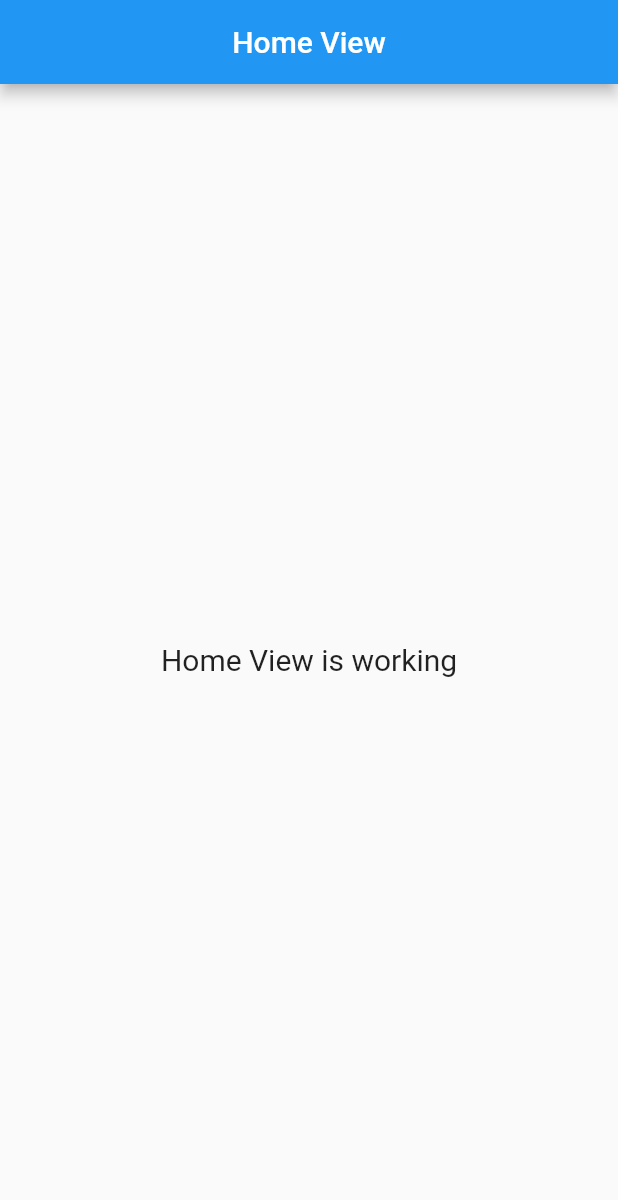
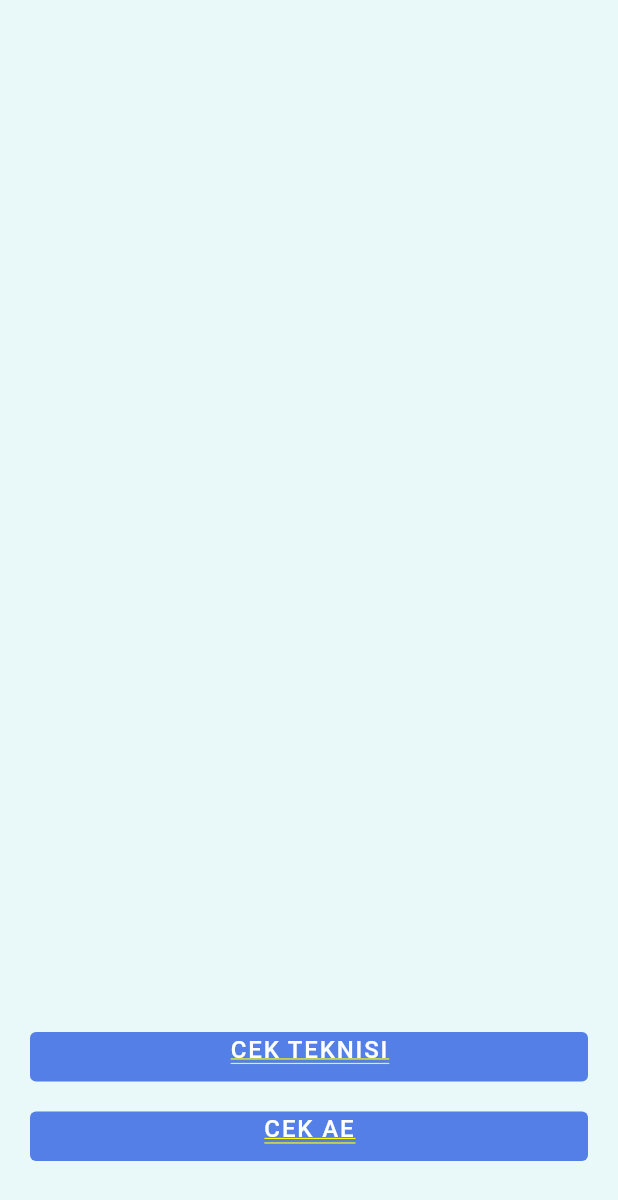
Before and after one commit to Dapi45/monit_app, a Flutter app: the screen it shows after launch, on a phone screen of 412 x 824 dp. Shown: the top 1200 px of the screen. Run offline on Flutter 3.47's test engine with Material 2 defaults, Android fonts, the phone set to English and light mode, and no system bars; our stand-ins replace get.

Commit message:
update home

```diff
--- a/lib/app/modules/home/views/home_view.dart
+++ b/lib/app/modules/home/views/home_view.dart
@@ -8,17 +8,84 @@ class HomeView extends GetView<HomeController> {
   const HomeView({Key? key}) : super(key: key);
   @override
   Widget build(BuildContext context) {
-    return Scaffold(
-      appBar: AppBar(
-        title: const Text('Home View'),
-        centerTitle: true,
-      ),
-      body: const Center(
-        child: Text(
-          'Home View is working',
-          style: TextStyle(fontSize: 20),
+    return Column(
+      children: [
+        Container(
+          width: Get.width,
+          height: Get.height,
+          padding: const EdgeInsets.only(
+            left: 20,
+            right: 20,
+            bottom: 50,
+          ),
+          clipBehavior: Clip.antiAlias,
+          decoration: const BoxDecoration(color: Color(0xFFE9F8F9)),
+          child: Column(
+            mainAxisSize: MainAxisSize.min,
+            mainAxisAlignment: MainAxisAlignment.end,
+            crossAxisAlignment: CrossAxisAlignment.start,
+            children: [
+              Container(
+                width: Get.width,
+                padding:
+                    const EdgeInsets.symmetric(horizontal: 24, vertical: 16),
+                decoration: ShapeDecoration(
+                  color: const Color(0xFF537FE7),
+                  shape: RoundedRectangleBorder(
+                      borderRadius: BorderRadius.circular(4)),
+                ),
+                child: const Row(
+                  mainAxisSize: MainAxisSize.min,
+                  mainAxisAlignment: MainAxisAlignment.center,
+                  crossAxisAlignment: CrossAxisAlignment.center,
+                  children: [
+                    Text(
+                      'CEK TEKNISI',
+                      style: TextStyle(
+                        color: Colors.white,
+                        fontSize: 16,
+                        fontFamily: 'Roboto',
+                        fontWeight: FontWeight.w500,
+                        height: 0.06,
+                        letterSpacing: 1.25,
+                      ),
+                    ),
+                  ],
+                ),
+              ),
+              const SizedBox(height: 20),
+              Container(
+                width: Get.width,
+                padding:
+                    const EdgeInsets.symmetric(horizontal: 24, vertical: 16),
+                decoration: ShapeDecoration(
+                  color: const Color(0xFF537FE7),
+                  shape: RoundedRectangleBorder(
+                      borderRadius: BorderRadius.circular(4)),
+                ),
+                child: const Row(
+                  mainAxisSize: MainAxisSize.min,
+                  mainAxisAlignment: MainAxisAlignment.center,
+                  crossAxisAlignment: CrossAxisAlignment.center,
+                  children: [
+                    Text(
+                      'CEK AE',
+                      style: TextStyle(
+                        color: Colors.white,
+                        fontSize: 16,
+                        fontFamily: 'Roboto',
+                        fontWeight: FontWeight.w500,
+                        height: 0.06,
+                        letterSpacing: 1.25,
+                      ),
+                    ),
+                  ],
+                ),
+              ),
+            ],
+          ),
         ),
-      ),
+      ],
     );
   }
 }
```
